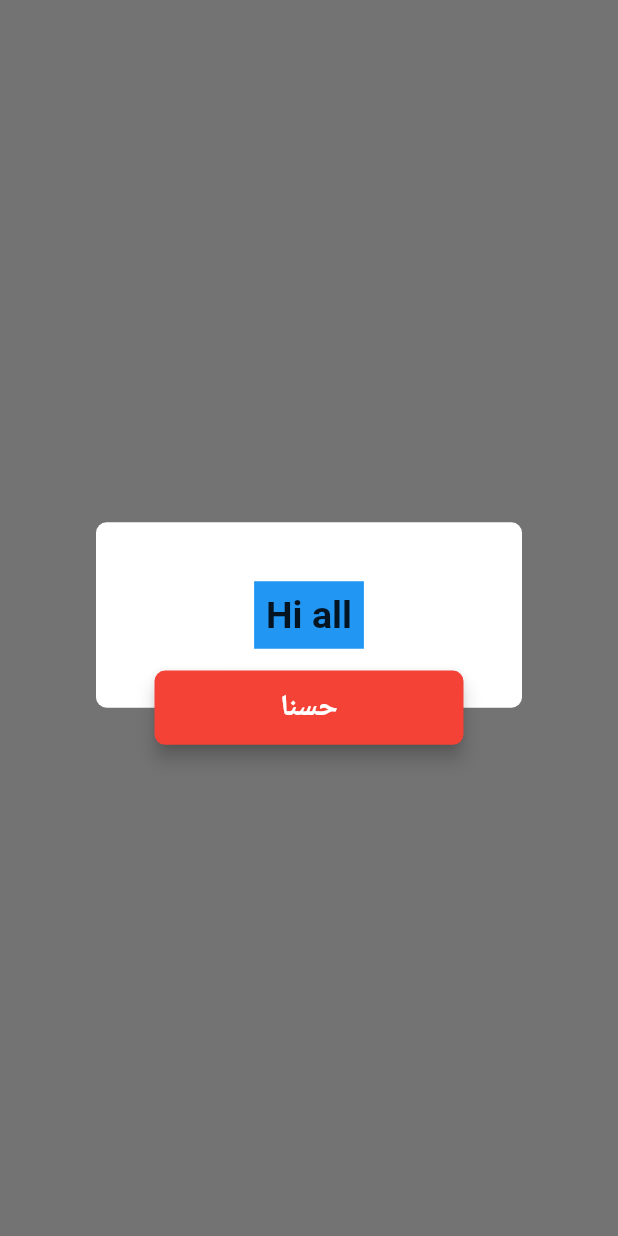
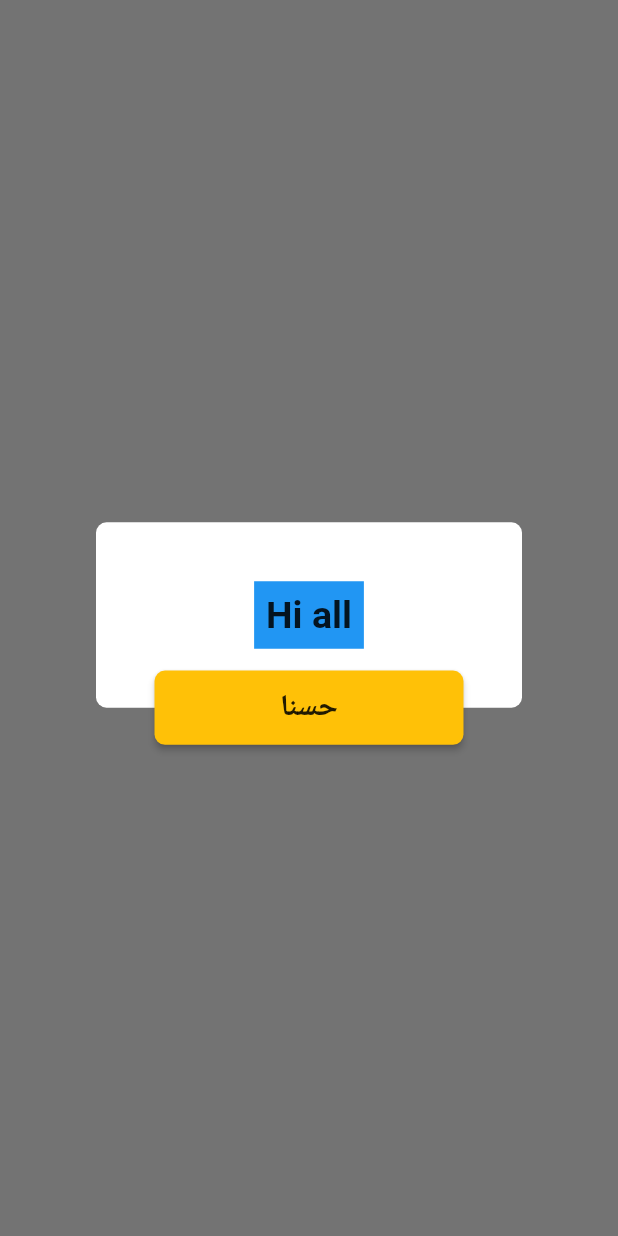
Before and after one commit to devplanet-dp/upwork_fix, a Flutter app: the screen it shows after launch, after a tap on "Show dialog", on a phone screen of 412 x 824 dp. Run offline on Flutter 3.47's test engine with Material 2 defaults, Android fonts, the phone set to English and light mode, and no system bars; our stand-ins replace native_pdf_view, shared_preferences; missing offline and left inert: flutter_pdfview.

Commit message:
added new pdf package

```diff
--- a/lib/ok_alert_dialog.dart
+++ b/lib/ok_alert_dialog.dart
@@ -40,7 +40,12 @@ class CustomAlertDialog {
             child: Container(
               width: MediaQuery.of(context).size.width / 2,
               height: buttonHeight,
-              child: RaisedButton(
+              child: MaterialButton(
+                color: Colors.amber,
+                elevation: 2,
+                clipBehavior: Clip.antiAlias,
+                shape: RoundedRectangleBorder(
+                    borderRadius: BorderRadius.all(Radius.circular(7.0))),
                 child: Text(
                   "حسنا",
                   style: TextStyle(fontSize: 20, fontWeight: FontWeight.bold),
@@ -51,12 +56,6 @@ class CustomAlertDialog {
 
                   //Navigator.pop(context);
                 },
-                elevation: 5,
-                color: Colors.red,
-                textColor: Colors.white,
-                shape: RoundedRectangleBorder(
-                  borderRadius: BorderRadius.circular(7),
-                ),
               ),
             ),
           ),
--- a/lib/pdf_screen.dart
+++ b/lib/pdf_screen.dart
@@ -2,6 +2,7 @@ import 'dart:async';
 
 import 'package:flutter/material.dart';
 import 'package:flutter_pdfview/flutter_pdfview.dart';
+import 'package:native_pdf_view/native_pdf_view.dart';
 import 'package:shared_preferences/shared_preferences.dart';
 import 'package:upwork_fix/preference_helper.dart';
 
@@ -30,6 +31,7 @@ class _PDFScreenState extends State<PDFScreen> with WidgetsBindingObserver {
     //init shared preference
     _preferences = SharedPreferences.getInstance();
     _preferenceHelper = SharedPreferenceHelper(_preferences!);
+
     super.initState();
   }
 
@@ -78,6 +80,7 @@ class _PDFScreenState extends State<PDFScreen> with WidgetsBindingObserver {
             },
             onViewCreated: (PDFViewController pdfViewController) async {
               _controller.complete(pdfViewController);
+
             },
             onLinkHandler: (String? uri) {
               print('goto uri: $uri');
--- a/pubspec.yaml
+++ b/pubspec.yaml
@@ -16,6 +16,7 @@ dependencies:
   path_provider: ^2.0.2
   flutter_pdfview: ^1.1.0
   shared_preferences: ^2.0.6
+  native_pdf_view: ^4.0.1
 
 dev_dependencies:
   flutter_test:
```
Also changed, not shown: lib/main.dart (+19 -0 lines), lib/pdf_screen2.dart (added, +79 -0 lines), pubspec.lock, 2 other files.
